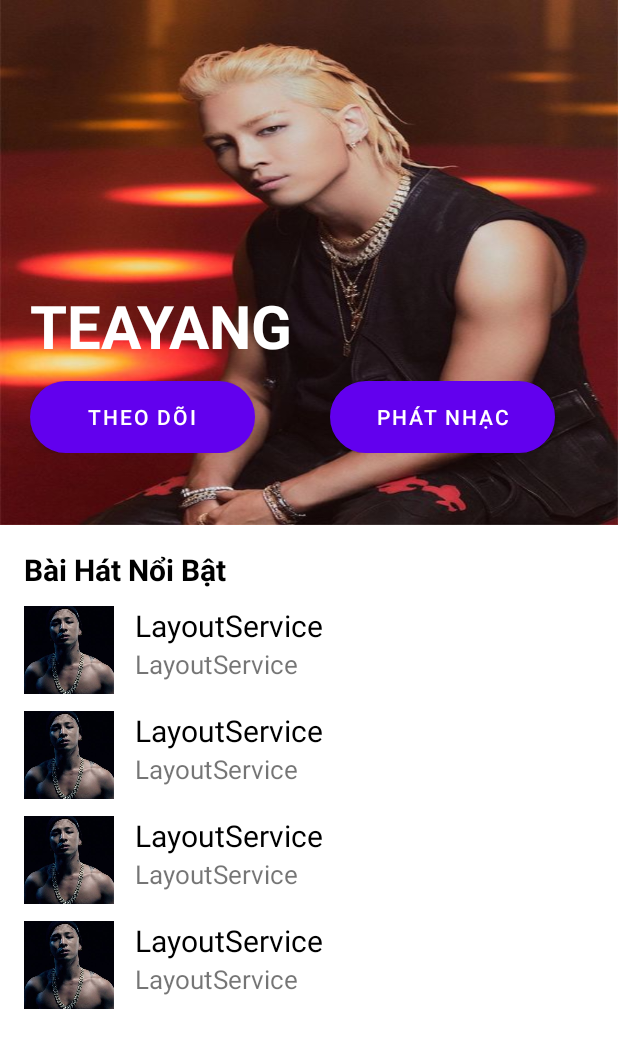
After one commit to Gren-MNC/Android_Project-2, an Android app: the layout layout_single.xml on its own in the app's theme, with its tools: preview values and no code run, on a phone screen of 412 x 824 dp. The commit adds this screen. Shown: the top 1048 px of the screen. Run offline under Robolectric (Android 15) with nearby library versions, the phone set to English and light mode, and no system bars.

Commit message:
add layout single

```diff
--- /dev/null
+++ b/app/src/main/res/drawable/btn_play_random.xml
@@ -0,0 +1,8 @@
+<?xml version="1.0" encoding="utf-8"?>
+<shape xmlns:android="http://schemas.android.com/apk/res/android" android:shape="rectangle">
+    <solid android:color="@color/deep_lilac"/>
+    <stroke
+        android:width="1dp"
+        android:color="@color/deep_lilac"/>
+    <corners android:radius="30dp"/>
+</shape>
--- /dev/null
+++ b/app/src/main/res/layout/layout_single.xml
@@ -0,0 +1,200 @@
+<?xml version="1.0" encoding="utf-8"?>
+<RelativeLayout xmlns:android="http://schemas.android.com/apk/res/android"
+    android:layout_width="match_parent"
+    android:layout_height="match_parent">
+    <RelativeLayout
+        android:id="@+id/background_single"
+        android:layout_width="match_parent"
+        android:layout_height="350dp"
+        android:padding="20dp"
+        android:background="@drawable/teayang">
+        <TextView
+            android:id="@+id/view_name"
+            android:layout_width="match_parent"
+            android:layout_height="wrap_content"
+            android:layout_marginTop="170dp"
+            android:text="TEAYANG"
+            android:textColor="@color/white"
+            android:textStyle="bold"
+            android:textSize="40dp"
+            />
+        <LinearLayout
+            android:layout_marginTop="10dp"
+            android:layout_width="match_parent"
+            android:layout_height="wrap_content"
+            android:layout_below="@+id/view_name"
+            android:orientation="horizontal">
+            <Button
+                android:id="@+id/btn_add"
+                android:background="@drawable/btn_play_random"
+                android:layout_width="150dp"
+                android:layout_height="wrap_content"
+                android:text="Theo dõi"
+
+                />
+            <Button
+                android:id="@+id/btn_playrandom"
+                android:layout_width="150dp"
+                android:background="@drawable/btn_play_random"
+                android:layout_height="wrap_content"
+                android:layout_marginLeft="50dp"
+                android:text="Phát nhạc"/>
+        </LinearLayout>
+    </RelativeLayout>
+    <RelativeLayout
+        android:id="@+id/list_item"
+        android:padding="16dp"
+        android:layout_width="match_parent"
+        android:layout_height="wrap_content"
+        android:layout_below="@+id/background_single">
+        <TextView
+            android:id="@+id/top_song"
+            android:layout_width="match_parent"
+            android:layout_height="wrap_content"
+            android:text="Bài Hát Nổi Bật"
+            android:textColor="@color/black"
+            android:textSize="20dp"
+            android:textStyle="bold"/>
+       <LinearLayout
+           android:layout_below="@+id/top_song"
+           android:layout_width="match_parent"
+           android:layout_height="wrap_content"
+           android:orientation="vertical">
+           <RelativeLayout
+               android:layout_marginTop="10dp"
+               android:layout_below="@+id/top_song"
+               android:layout_width="match_parent"
+               android:layout_height="wrap_content">
+               <ImageView
+                   android:id="@+id/img_song"
+                   android:layout_width="60dp"
+                   android:layout_height="60dp"
+                   android:src="@drawable/eyenoselips"
+                   />
+               <LinearLayout
+                   android:layout_toEndOf="@id/img_song"
+                   android:layout_width="match_parent"
+                   android:layout_height="wrap_content"
+                   android:layout_marginStart="14dp"
+                   android:layout_centerHorizontal="true"
+                   android:orientation="vertical">
+                   <TextView
+                       android:id="@+id/tv_song"
+                       android:layout_width="match_parent"
+                       android:layout_height="wrap_content"
+                       android:text="@string/app_name"
+                       android:textColor="@color/black"
+                       android:textSize="20sp"
+                       />
+                   <TextView
+                       android:id="@+id/tv_single"
+                       android:layout_width="match_parent"
+                       android:layout_height="wrap_content"
+                       android:text="@string/app_name"
+                       android:textSize="17sp" />
+               </LinearLayout>
+           </RelativeLayout>
+           <RelativeLayout
+               android:layout_marginTop="10dp"
+               android:layout_below="@+id/top_song"
+               android:layout_width="match_parent"
+               android:layout_height="wrap_content">
+               <ImageView
+                   android:id="@+id/img_song2"
+                   android:layout_width="60dp"
+                   android:layout_height="60dp"
+                   android:src="@drawable/eyenoselips"
+                   />
+               <LinearLayout
+                   android:layout_toEndOf="@id/img_song2"
+                   android:layout_width="match_parent"
+                   android:layout_height="wrap_content"
+                   android:layout_marginStart="14dp"
+                   android:layout_centerHorizontal="true"
+                   android:orientation="vertical">
+                   <TextView
+
+                       android:layout_width="match_parent"
+                       android:layout_height="wrap_content"
+                       android:text="@string/app_name"
+                       android:textColor="@color/black"
+                       android:textSize="20sp"
+                       />
+                   <TextView
+
+                       android:layout_width="match_parent"
+                       android:layout_height="wrap_content"
+                       android:text="@string/app_name"
+                       android:textSize="17sp" />
+               </LinearLayout>
+           </RelativeLayout>
+           <RelativeLayout
+               android:layout_marginTop="10dp"
+               android:layout_below="@+id/top_song"
+               android:layout_width="match_parent"
+               android:layout_height="wrap_content">
+               <ImageView
+                   android:id="@+id/img_song3"
+                   android:layout_width="60dp"
+                   android:layout_height="60dp"
+                   android:src="@drawable/eyenoselips"
+                   />
+               <LinearLayout
+                   android:layout_toEndOf="@id/img_song3"
+                   android:layout_width="match_parent"
+                   android:layout_height="wrap_content"
+                   android:layout_marginStart="14dp"
+                   android:layout_centerHorizontal="true"
+                   android:orientation="vertical">
+                   <TextView
+
+                       android:layout_width="match_parent"
+                       android:layout_height="wrap_content"
+                       android:text="@string/app_name"
+                       android:textColor="@color/black"
+                       android:textSize="20sp"
+                       />
+                   <TextView
+
+                       android:layout_width="match_parent"
+                       android:layout_height="wrap_content"
+                       android:text="@string/app_name"
+                       android:textSize="17sp" />
+               </LinearLayout>
+           </RelativeLayout>
+           <RelativeLayout
+               android:layout_marginTop="10dp"
+               android:layout_below="@+id/top_song"
+               android:layout_width="match_parent"
+               android:layout_height="wrap_content">
+               <ImageView
+                   android:id="@+id/img_song4"
+                   android:layout_width="60dp"
+                   android:layout_height="60dp"
+                   android:src="@drawable/eyenoselips"
+                   />
+               <LinearLayout
+                   android:layout_toEndOf="@id/img_song4"
+                   android:layout_width="match_parent"
+                   android:layout_height="wrap_content"
+                   android:layout_marginStart="14dp"
+                   android:layout_centerHorizontal="true"
+                   android:orientation="vertical">
+                   <TextView
+
+                       android:layout_width="match_parent"
+                       android:layout_height="wrap_content"
+                       android:text="@string/app_name"
+                       android:textColor="@color/black"
+                       android:textSize="20sp"
+                       />
+                   <TextView
+                       android:layout_width="match_parent"
+                       android:layout_height="wrap_content"
+                       android:text="@string/app_name"
+                       android:textSize="17sp" />
+               </LinearLayout>
+           </RelativeLayout>
+       </LinearLayout>
+    </RelativeLayout>
+</RelativeLayout>
--- a/app/src/main/res/values/colors.xml
+++ b/app/src/main/res/values/colors.xml
@@ -7,4 +7,5 @@
     <color name="teal_700">#FF018786</color>
     <color name="black">#FF000000</color>
     <color name="white">#FFFFFFFF</color>
+    <color name="deep_lilac">#8946ad</color>
 </resources>
```
Also changed, not shown: app/src/main/res/drawable/eyenoselips.jpg (added), app/src/main/res/drawable/teayang.jpg (added).
